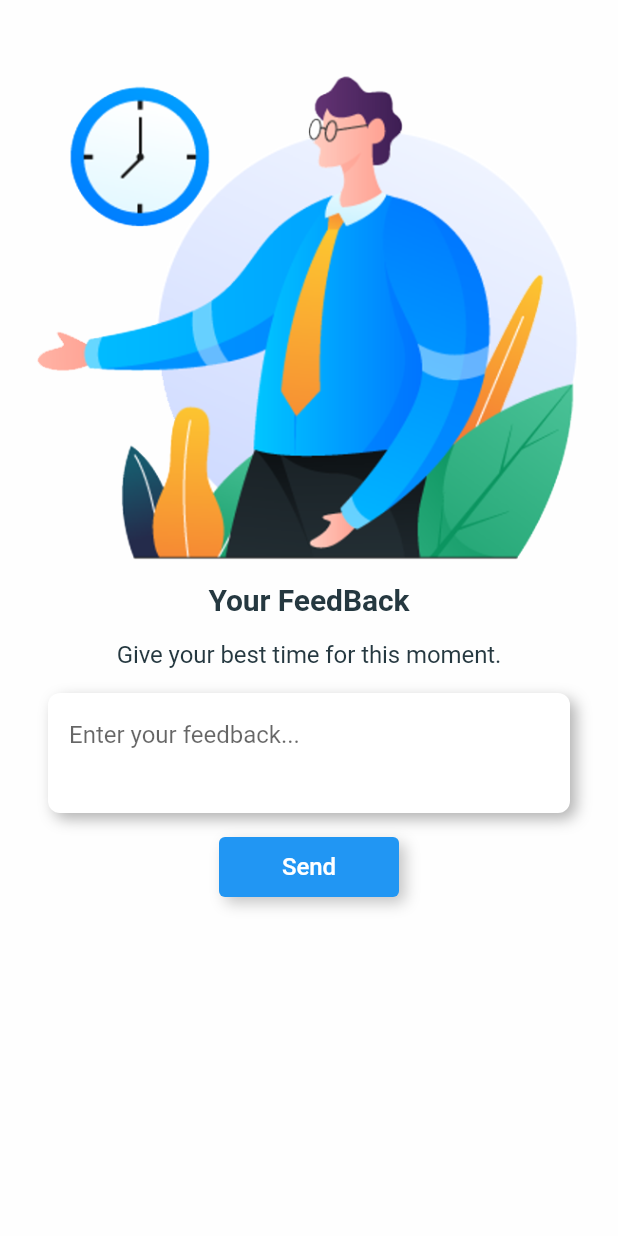
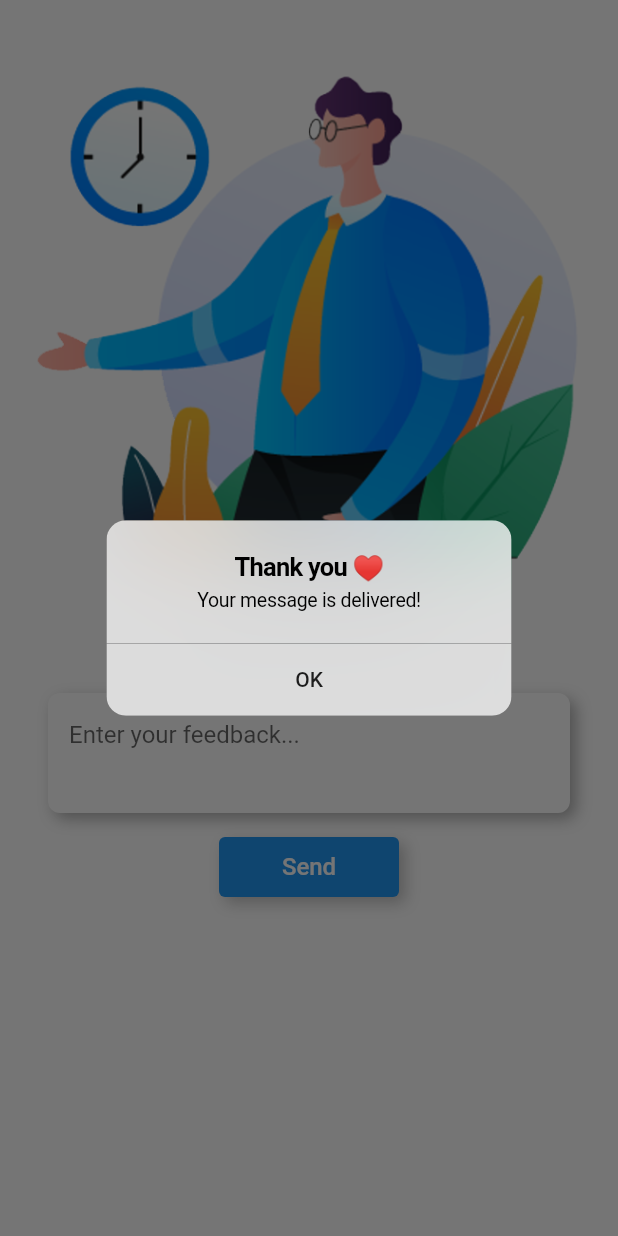
Before and after one commit to Digital-Supermarket/DS-App-Flutter, a Flutter app: the FeedbackScreen screen opened directly, after a tap on "Send", on a phone screen of 412 x 824 dp. Run offline on Flutter 3.47's test engine with Material 2 defaults, Android fonts, the phone set to English and light mode, and no system bars; Roboto replaces fonts that are missing (SSP).

Commit message:
fix: feedback screen and nav

```diff
--- a/lib/feedback_screen.dart
+++ b/lib/feedback_screen.dart
@@ -1,4 +1,5 @@
 import 'package:best_flutter_ui_templates/app_theme.dart';
+import 'package:flutter/cupertino.dart';
 import 'package:flutter/material.dart';
 
 class FeedbackScreen extends StatefulWidget {
@@ -74,7 +75,8 @@ class _FeedbackScreenState extends State<FeedbackScreen> {
                           color: Colors.transparent,
                           child: InkWell(
                             onTap: () {
-                              FocusScope.of(context).requestFocus(FocusNode());
+                              print("it is sent");
+                              showAlertDialog(context);
                             },
                             child: Center(
                               child: Padding(
@@ -145,3 +147,30 @@ class _FeedbackScreenState extends State<FeedbackScreen> {
     );
   }
 }
+
+showAlertDialog(BuildContext context) {
+  // set up the button
+  Widget okButton = FlatButton(
+    child: Text("OK"),
+    onPressed: () {
+      Navigator.of(context).pop(); // dismiss dialog
+    },
+  );
+
+  // set up the AlertDialog
+  CupertinoAlertDialog alert = CupertinoAlertDialog(
+    title: Text("Thank you ♥"),
+    content: Text("Your message is delivered!"),
+    actions: [
+      okButton,
+    ],
+  );
+
+  // show the dialog
+  showDialog(
+    context: context,
+    builder: (BuildContext context) {
+      return alert;
+    },
+  );
+}
```
Also changed, not shown: lib/custom_drawer/home_drawer.dart (+0 -30 lines), lib/invite_friend_screen.dart (deleted, +0 -109 lines), lib/navigation_home_screen.dart (+1 -6 lines).
